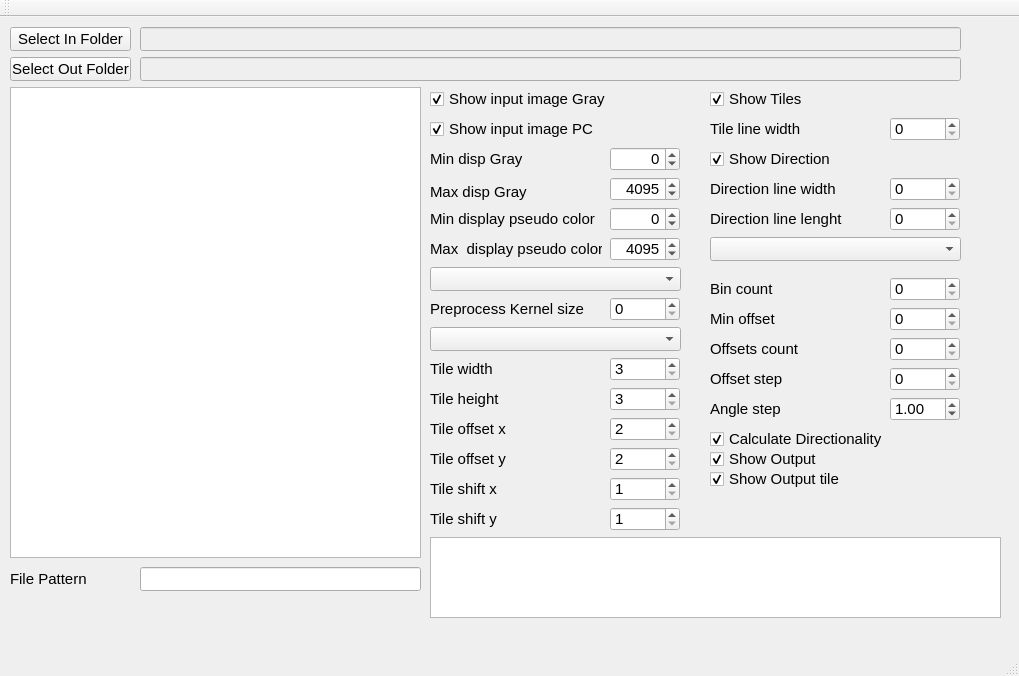
Above: mainwindow.ui from marcinkociolek/DirectionalityDetectionGui before the change. Below: the same form after it.
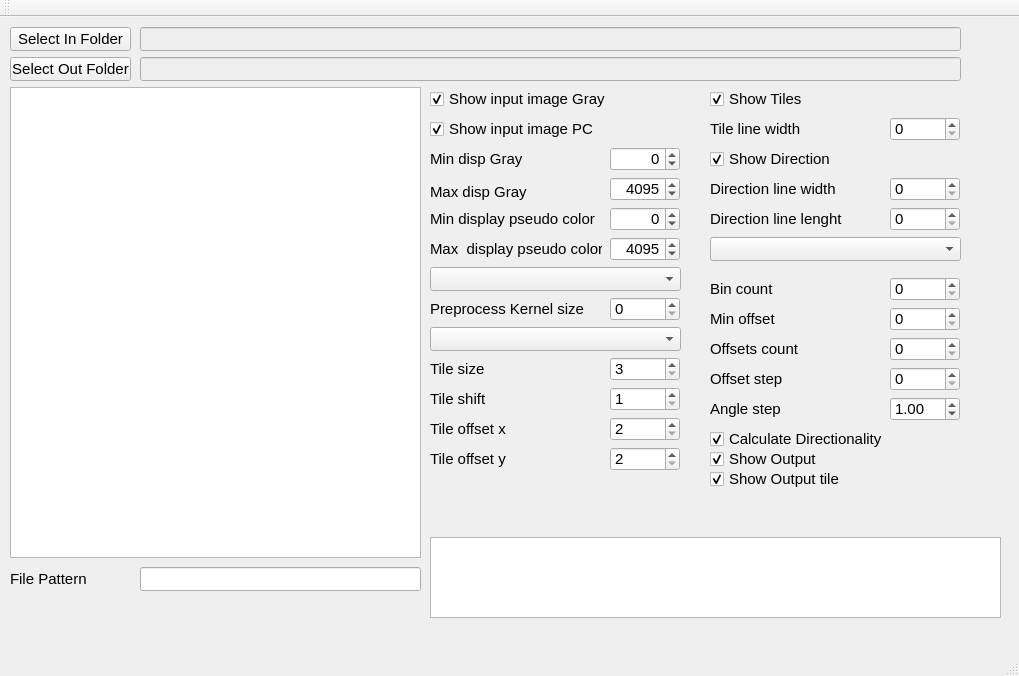
That is the form after the change.

What changed in the file:
```diff
--- a/mainwindow.ui
+++ b/mainwindow.ui
@@ -370,28 +370,7 @@
      <bool>true</bool>
     </property>
     <property name="text">
-     <string>&lt;html&gt;&lt;head/&gt;&lt;body&gt;&lt;p&gt;Tile width&lt;/p&gt;&lt;/body&gt;&lt;/html&gt;</string>
-    </property>
-   </widget>
-   <widget class="QLabel" name="labelTileHeight">
-    <property name="geometry">
-     <rect>
-      <x>430</x>
-      <y>370</y>
-      <width>172</width>
-      <height>24</height>
-     </rect>
-    </property>
-    <property name="font">
-     <font>
-      <pointsize>11</pointsize>
-     </font>
-    </property>
-    <property name="mouseTracking">
-     <bool>true</bool>
-    </property>
-    <property name="text">
-     <string>&lt;html&gt;&lt;head/&gt;&lt;body&gt;&lt;p&gt;Tile height&lt;/p&gt;&lt;/body&gt;&lt;/html&gt;</string>
+     <string>&lt;html&gt;&lt;head/&gt;&lt;body&gt;&lt;p&gt;Tile size&lt;/p&gt;&lt;/body&gt;&lt;/html&gt;</string>
     </property>
    </widget>
    <widget class="QLabel" name="labelOffsetY">
@@ -437,25 +416,7 @@
     <property name="geometry">
      <rect>
       <x>430</x>
-      <y>490</y>
-      <width>172</width>
-      <height>24</height>
-     </rect>
-    </property>
-    <property name="font">
-     <font>
-      <pointsize>11</pointsize>
-     </font>
-    </property>
-    <property name="text">
-     <string>&lt;html&gt;&lt;head/&gt;&lt;body&gt;&lt;p&gt;Tile shift y&lt;/p&gt;&lt;/body&gt;&lt;/html&gt;</string>
-    </property>
-   </widget>
-   <widget class="QLabel" name="labelShiftX">
-    <property name="geometry">
-     <rect>
-      <x>430</x>
-      <y>460</y>
+      <y>370</y>
       <width>172</width>
       <height>24</height>
      </rect>
@@ -469,7 +430,7 @@
      <bool>true</bool>
     </property>
     <property name="text">
-     <string>&lt;html&gt;&lt;head/&gt;&lt;body&gt;&lt;p&gt;Tile shift x&lt;/p&gt;&lt;/body&gt;&lt;/html&gt;</string>
+     <string>&lt;html&gt;&lt;head/&gt;&lt;body&gt;&lt;p&gt;Tile shift&lt;/p&gt;&lt;/body&gt;&lt;/html&gt;</string>
     </property>
    </widget>
    <widget class="QCheckBox" name="CheckBoxShowTiles">
@@ -679,24 +640,6 @@
      <number>3</number>
     </property>
    </widget>
-   <widget class="QSpinBox" name="spinBoxTileHeight">
-    <property name="geometry">
-     <rect>
-      <x>610</x>
-      <y>370</y>
-      <width>70</width>
-      <height>24</height>
-     </rect>
-    </property>
-    <property name="font">
-     <font>
-      <pointsize>11</pointsize>
-     </font>
-    </property>
-    <property name="minimum">
-     <number>3</number>
-    </property>
-   </widget>
    <widget class="QSpinBox" name="spinBoxTileOffsetX">
     <property name="geometry">
      <rect>
@@ -737,25 +680,7 @@
     <property name="geometry">
      <rect>
       <x>610</x>
-      <y>460</y>
-      <width>70</width>
-      <height>24</height>
-     </rect>
-    </property>
-    <property name="font">
-     <font>
-      <pointsize>11</pointsize>
-     </font>
-    </property>
-    <property name="minimum">
-     <number>1</number>
-    </property>
-   </widget>
-   <widget class="QSpinBox" name="spinBoxTileShiftY">
-    <property name="geometry">
-     <rect>
-      <x>610</x>
-      <y>490</y>
+      <y>370</y>
       <width>70</width>
       <height>24</height>
      </rect>
```
Left out of the diff: 8 changed lines with no effect on the pictures.
